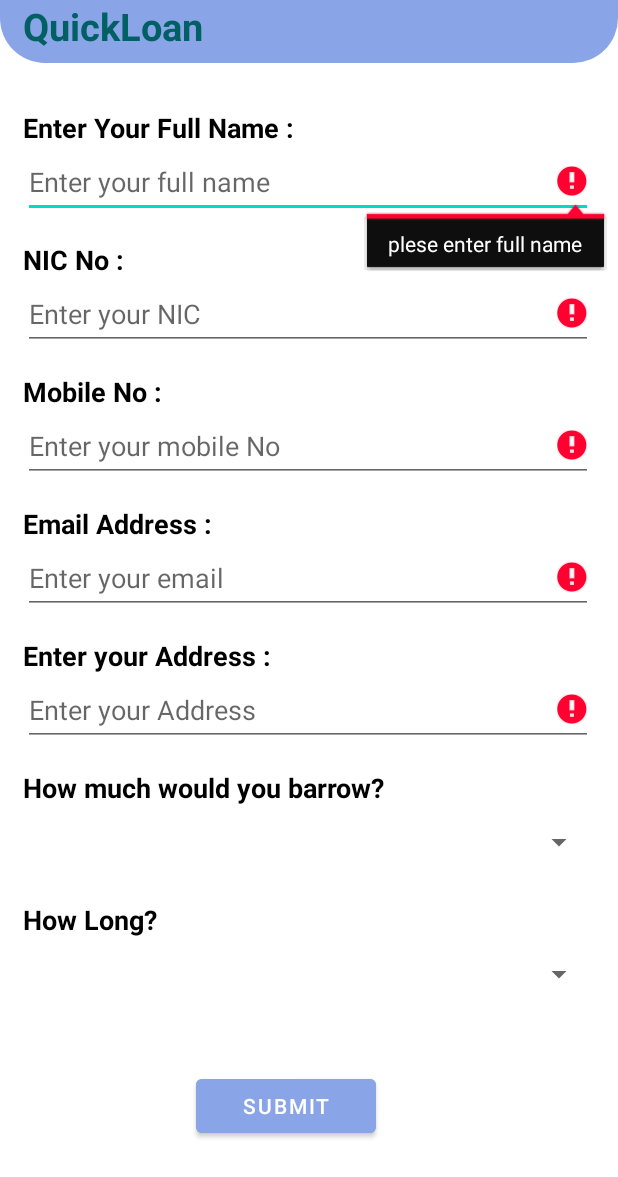
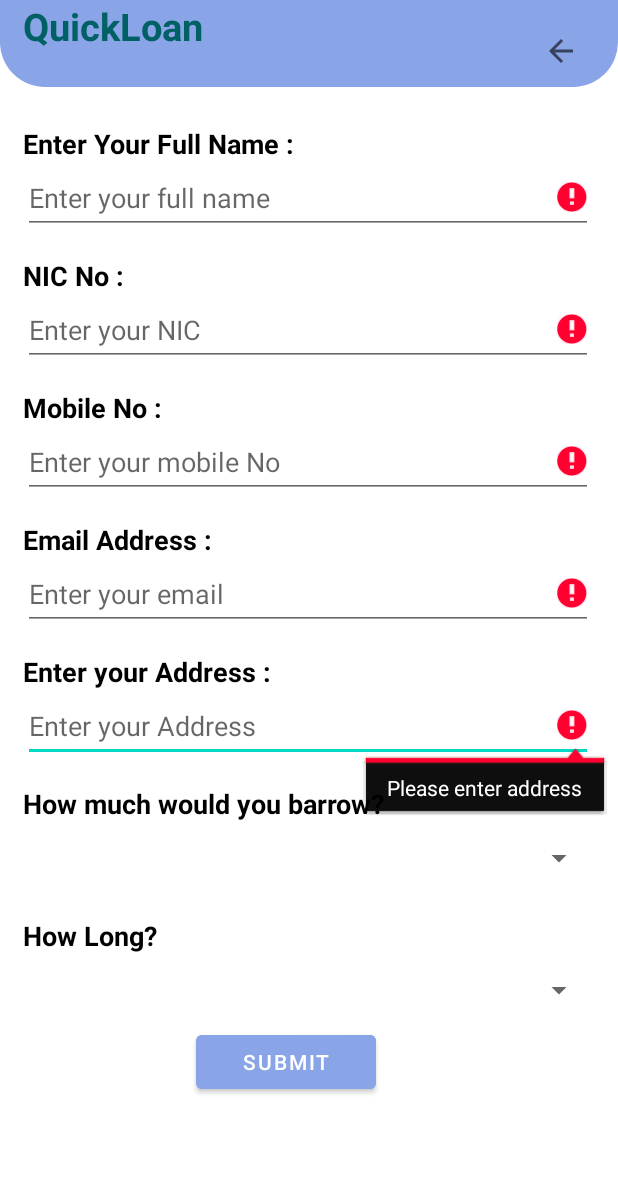
Before and after one commit to IT21306518/QUICKLOAN, an Android app: the ks_ApplyLoan screen opened directly, with no data from a screen before it, after a tap on "SUBMIT", on a phone screen of 412 x 824 dp. Shown: the top 1177 px of the screen. Run offline under Robolectric (Android 15) with nearby library versions, the phone set to English and light mode, and no system bars; our stand-ins replace Firebase (no records; nobody signed in at launch, a user with empty details on screens opened directly).

Commit message:
update validation part

```diff
--- a/app/src/main/java/com/example/quickloan/ksactivities/ks_ApplyLoan.kt
+++ b/app/src/main/java/com/example/quickloan/ksactivities/ks_ApplyLoan.kt
@@ -1,11 +1,9 @@
 package com.example.quickloan.ksactivities
 
+import android.content.Intent
 import androidx.appcompat.app.AppCompatActivity
 import android.os.Bundle
-import android.widget.Button
-import android.widget.EditText
-import android.widget.Spinner
-import android.widget.Toast
+import android.widget.*
 import com.example.quickloan.ksmodel.KsLoneModel
 import com.example.quickloan.R
 import com.google.firebase.database.DatabaseReference
@@ -23,6 +21,10 @@ class ks_ApplyLoan : AppCompatActivity() {
     private lateinit var howLong: Spinner
     private lateinit var btnsubmit: Button
 
+
+
+
+
     private lateinit var dbRef: DatabaseReference
 
     override fun onCreate(savedInstanceState: Bundle?) {
@@ -38,46 +40,83 @@ class ks_ApplyLoan : AppCompatActivity() {
         howLong = findViewById(R.id.how_long_2)
         btnsubmit = findViewById(R.id.submit_a)
 
+        val backButton: ImageButton = findViewById(R.id.btnBack1)
+
+
         dbRef = FirebaseDatabase.getInstance().getReference("Loans")
+
 
         btnsubmit.setOnClickListener {
            saveLoanData()
 
         }
+        backButton.setOnClickListener {
+            // Perform the action to navigate back to the dashboard page
+            // For example, you can use an Intent to start the DashboardActivity
+            val intent = Intent(this, Ks_ButtonActivity::class.java)
+            startActivity(intent)
+            finish() // Optional: finish the current activity to remove it from the back stack
+        }
+
 
     }
 
 
-
-
     //getting values
     private fun saveLoanData(){
-        val fName = fullName.text.toString()
-        val nNo = nicNo.text.toString()
-        val mNo = mobileNo.text.toString()
-        val emails = email.text.toString()
-        val address = uAddress.text.toString()
-        val hMuch = howMuch.selectedItem.toString()
-        val hLong = howLong.selectedItem.toString()
+        val fName = fullName.text.toString().trim()
+        val nNo = nicNo.text.toString().trim()
+        val mNo = mobileNo.text.toString().trim()
+        val emails = email.text.toString().trim()
+        val address = uAddress.text.toString().trim()
+        val hMuch = howMuch.selectedItem.toString().trim()
+        val hLong = howLong.selectedItem.toString().trim()
 
-
+        // Validation and check if all fields are filled
+        var isValid = true
 
         //validation and check all field fill or not
         if (fName.isEmpty()){
-            fullName.error = "plese enter full name"
+            fullName.error = "Please enter full name"
+            fullName.requestFocus()
+            isValid = false
         }
         if (nNo.isEmpty()){
-            nicNo.error = "plese enter Nic"
+            nicNo.error = "Please enter NIC"
+            nicNo.requestFocus()
+            isValid = false
         }
+
         if (mNo.isEmpty()){
-            mobileNo.error = "plese enter mobile no"
+            mobileNo.error = "Please enter mobile no"
+            mobileNo.requestFocus()
+            isValid = false
+        }else if (mNo.length != 10) {
+            mobileNo.error = "Mobile no should be 10 digits"
+            mobileNo.requestFocus()
+            isValid = false
         }
+
         if (emails.isEmpty()){
-            email.error = "plese enter email"
+            email.error = "Please enter email"
+            email.requestFocus()
+            isValid = false
+        }else if (!android.util.Patterns.EMAIL_ADDRESS.matcher(emails).matches()) {
+            email.error = "Please enter a valid email address"
+            email.requestFocus()
+            isValid = false
         }
+
         if (address.isEmpty()){
-            uAddress.error = "plese enter address"
+            uAddress.error = "Please enter address"
+            uAddress.requestFocus()
+            isValid = false
         }
+        // If any field is not filled, return from the function
+        if (!isValid) {
+            return
+        }
+
 
 
         //Generate a new unique key and returns a DatabaseReference
--- a/app/src/main/java/com/example/quickloan/ksadapters/LoneAdapter.kt
+++ b/app/src/main/java/com/example/quickloan/ksadapters/LoneAdapter.kt
@@ -45,4 +45,7 @@ class LoneAdapter (private val lonList: ArrayList<KsLoneModel>) :
         }
     }
 
+
+
+
 }
--- a/app/src/main/res/layout/activity_ks_apply_loan.xml
+++ b/app/src/main/res/layout/activity_ks_apply_loan.xml
@@ -7,17 +7,37 @@
     android:orientation="vertical"
     tools:context=".ksactivities.ks_ApplyLoan">
 
+<RelativeLayout
+    android:layout_width="match_parent"
+    android:layout_height="wrap_content"
+    android:background="@drawable/header_background">
+
+    <ImageButton
+        android:id="@+id/btnBack1"
+        android:layout_width="wrap_content"
+        android:layout_height="48dp"
+        android:layout_alignParentTop="true"
+        android:layout_marginStart="350dp"
+        android:layout_marginTop="10dp"
+        android:background="@android:color/transparent"
+        android:contentDescription="@string/backApply"
+        android:minWidth="48dp"
+        android:padding="1dp"
+        app:srcCompat="?attr/actionModeCloseDrawable"
+        tools:ignore="SpeakableTextPresentCheck,DuplicateSpeakableTextCheck" />
+
     <TextView
         android:id="@+id/apply"
         android:layout_width="match_parent"
         android:layout_height="wrap_content"
         android:height="42dp"
-        android:background="@drawable/header_background"
         android:paddingLeft="@dimen/a_about_u"
         android:text="@string/quick"
         android:textColor="#006064"
         android:textSize="25sp"
         android:textStyle="bold" />
+</RelativeLayout>
+
 
     <LinearLayout
         android:layout_width="match_parent"
@@ -29,9 +49,9 @@
             android:id="@+id/full_Name"
             android:layout_width="match_parent"
             android:layout_height="wrap_content"
+            android:layout_marginTop="10sp"
             android:text="@string/fullName"
             android:textColor="@color/black"
-            android:layout_marginTop="15sp"
             android:textSize="18sp"
             android:textStyle="bold"
             tools:ignore="HardcodedText" />
@@ -164,7 +184,6 @@
             android:layout_width="120dp"
             android:layout_height="48sp"
             android:layout_marginStart="115dp"
-            android:layout_marginTop="40sp"
             android:backgroundTint="@color/colorPrimary"
             android:shadowColor="@color/colorPrimaryDark"
             android:text="@string/submit" />
--- a/app/src/main/res/values/strings.xml
+++ b/app/src/main/res/values/strings.xml
@@ -137,6 +137,12 @@
     <string name="u2email">Email</string>
     <string name="uaddress">Address</string>
     <string name="update">Update</string>
+    <string name="entername">Enter Name</string>
+    <string name="applyloan">Apply loan DashBoard...</string>
+    <string name="shedulDash">Loan Apply Dashboard...</string>
+    <string name="manage">Manege Loan Details</string>
+    <string name="Apply">Apply Loan</string>
+    <string name="backApply">Back</string>
     <string-array name="relativetype">
         <item></item>
         <item>Parent</item>
```
Also changed, not shown: app/src/main/AndroidManifest.xml (+10 -5 lines), app/src/main/java/com/example/quickloan/ksactivities/Ks_ButtonActivity.kt (added, +45 -0 lines), app/src/main/java/com/example/quickloan/ksactivities/Ks_fetchingActivity2.kt (+18 -0 lines), app/src/main/java/com/example/quickloan/ksactivities/LoneDetailsActivity.kt (+11 -4 lines), app/src/main/res/layout/activity_ks_button.xml (added, +158 -0 lines), app/src/main/res/layout/activity_ks_fetching2.xml (+41 -10 lines), app/src/main/res/layout/activity_lone_details.xml (+28 -9 lines).
